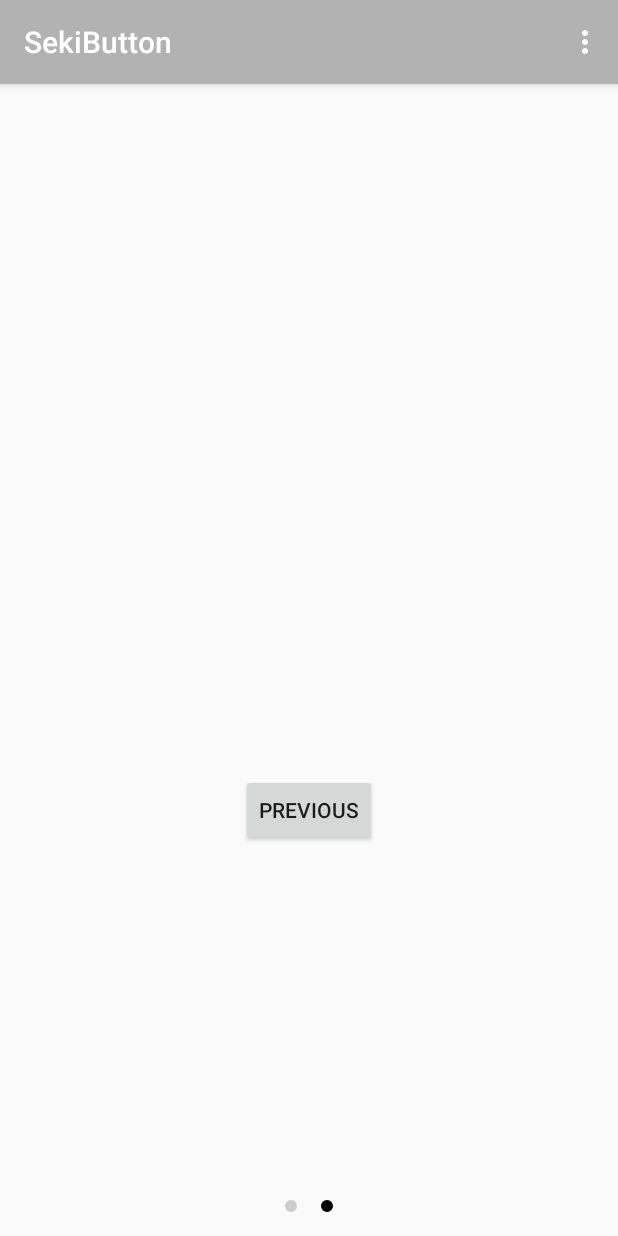
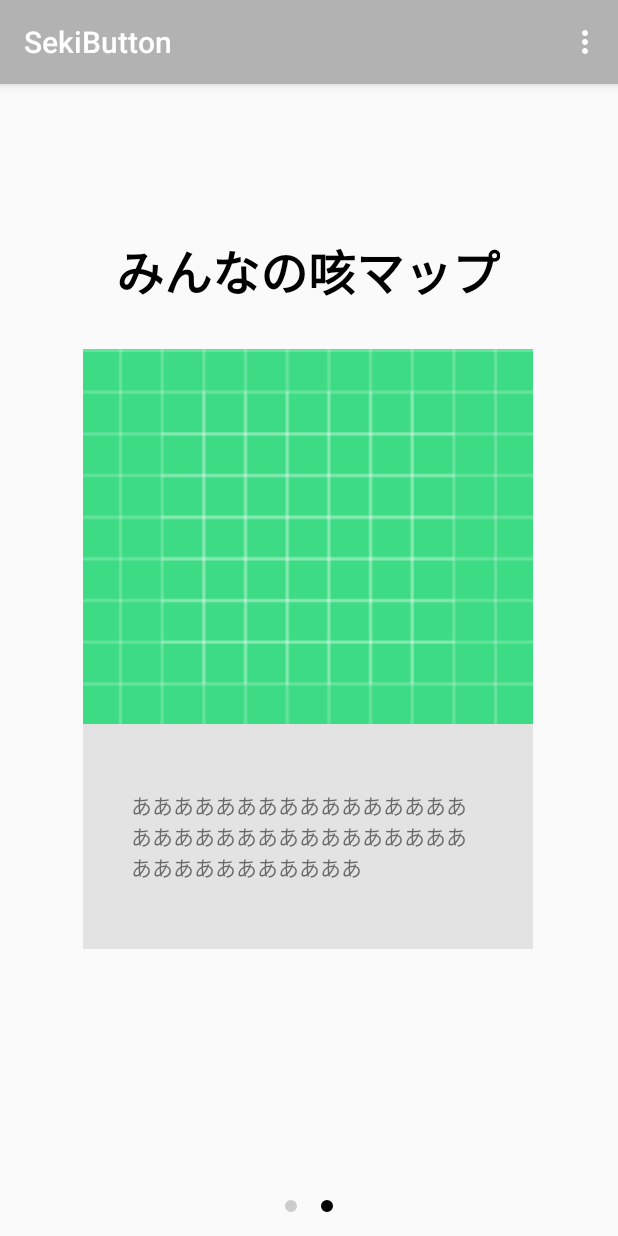
Before and after one commit to FunLocks/team2001, an Android app: the screen it shows after launch (MainActivity), item 2 of the bottom bar chosen, on a phone screen of 412 x 824 dp. Run offline under Robolectric (Android 15) with nearby library versions, the phone set to English and light mode, and no system bars.

Commit message:
2つ目のFragmentも仮作成.

```diff
--- a/front/Android/app/src/main/java/team01/yowayowa/sekibutton/SecondFragment.kt
+++ b/front/Android/app/src/main/java/team01/yowayowa/sekibutton/SecondFragment.kt
@@ -24,8 +24,5 @@ class SecondFragment : Fragment() {
     override fun onViewCreated(view: View, savedInstanceState: Bundle?) {
         super.onViewCreated(view, savedInstanceState)
 
-        view.findViewById<Button>(R.id.button_second).setOnClickListener {
-            findNavController().navigate(R.id.action_SecondFragment_to_FirstFragment)
-        }
     }
 }
--- a/front/Android/app/src/main/res/layout/fragment_first.xml
+++ b/front/Android/app/src/main/res/layout/fragment_first.xml
@@ -5,6 +5,7 @@
     android:layout_width="match_parent"
     android:layout_height="match_parent"
     tools:layout_marginTop="?attr/actionBarSize"
+    tools:layout_marginBottom="40dp"
     tools:context=".FirstFragment">
 
     <androidx.constraintlayout.widget.ConstraintLayout
--- a/front/Android/app/src/main/res/layout/fragment_second.xml
+++ b/front/Android/app/src/main/res/layout/fragment_second.xml
@@ -4,24 +4,74 @@
     xmlns:tools="http://schemas.android.com/tools"
     android:layout_width="match_parent"
     android:layout_height="match_parent"
+    tools:layout_marginTop="?attr/actionBarSize"
+    tools:layout_marginBottom="40dp"
     tools:context=".SecondFragment">
 
-    <TextView
-        android:id="@+id/textview_second"
+
+    <androidx.constraintlayout.widget.ConstraintLayout
         android:layout_width="wrap_content"
         android:layout_height="wrap_content"
-        app:layout_constraintBottom_toTopOf="@id/button_second"
+        app:layout_constraintBottom_toBottomOf="parent"
+        app:layout_constraintEnd_toEndOf="parent"
+        app:layout_constraintHorizontal_bias="0.495"
+        app:layout_constraintStart_toStartOf="parent"
+        app:layout_constraintTop_toTopOf="parent"
+        app:layout_constraintVertical_bias="0.400">
+
+        <TextView
+            android:id="@+id/textView2"
+            android:layout_width="wrap_content"
+            android:layout_height="wrap_content"
+            android:text="みんなの咳マップ"
+            android:textColor="#000"
+            android:textSize="@dimen/h1_size"
+            android:textStyle="bold"
             app:layout_constraintEnd_toEndOf="parent"
             app:layout_constraintStart_toStartOf="parent"
             app:layout_constraintTop_toTopOf="parent" />
 
-    <Button
-        android:id="@+id/button_second"
+        <androidx.constraintlayout.widget.ConstraintLayout
+            android:layout_width="300dp"
+            android:layout_height="400dp"
+            android:layout_marginTop="28dp"
+            android:background="#F5F5F5"
+            app:layout_constraintEnd_toEndOf="parent"
+            app:layout_constraintHorizontal_bias="0.495"
+            app:layout_constraintStart_toStartOf="parent"
+            app:layout_constraintTop_toBottomOf="@+id/textView2">
+
+            <ImageView
+                android:id="@+id/imageView"
+                android:layout_width="match_parent"
+                android:layout_height="300dp"
+                android:src="@drawable/ic_launcher_background"
+                app:layout_constraintBottom_toTopOf="@+id/constraintLayout"
+                app:layout_constraintEnd_toEndOf="parent"
+                app:layout_constraintStart_toStartOf="parent"
+                app:layout_constraintTop_toTopOf="parent" />
+
+            <androidx.constraintlayout.widget.ConstraintLayout
+                android:id="@+id/constraintLayout"
+                android:layout_width="300dp"
+                android:layout_height="150dp"
+                android:background="#E3E3E3"
+                app:layout_constraintBottom_toBottomOf="parent"
+                app:layout_constraintEnd_toEndOf="parent"
+                app:layout_constraintStart_toStartOf="parent">
+
+                <TextView
+                    android:id="@+id/textView3"
                     android:layout_width="wrap_content"
                     android:layout_height="wrap_content"
-        android:text="@string/previous"
+                    android:padding="32dp"
+                    android:text="あああああああああああああああああああああああああああああああああああああああああああ"
                     app:layout_constraintBottom_toBottomOf="parent"
                     app:layout_constraintEnd_toEndOf="parent"
                     app:layout_constraintStart_toStartOf="parent"
-        app:layout_constraintTop_toBottomOf="@id/textview_second" />
+                    app:layout_constraintTop_toTopOf="parent" />
             </androidx.constraintlayout.widget.ConstraintLayout>
+        </androidx.constraintlayout.widget.ConstraintLayout>
+
+    </androidx.constraintlayout.widget.ConstraintLayout>
+</androidx.constraintlayout.widget.ConstraintLayout>
```
Lines whose indentation alone changed are shown as unchanged.
